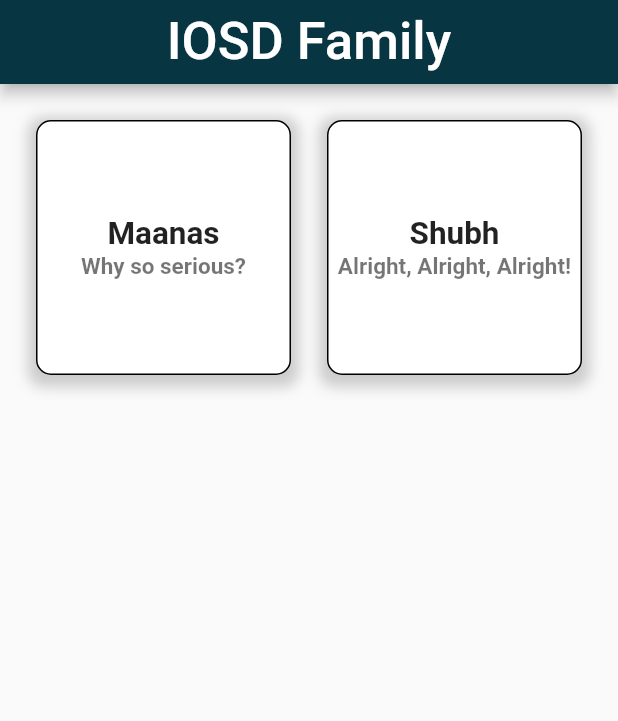
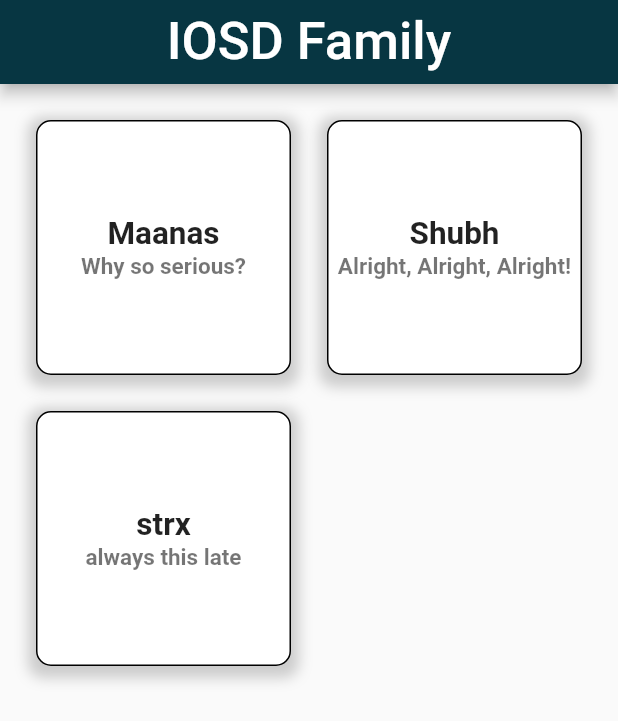
Before and after one commit to maanas-talwar/IOSD-dev-week, a Flutter app: the screen it shows after launch, on a phone screen of 412 x 824 dp. Shown: the top 721 px of the screen. Run offline on Flutter 3.47's test engine with Material 2 defaults, Android fonts, the phone set to English and light mode, and no system bars; drawn by our look-alikes of auto_size_text.

Commit message:
Update main.dart

```diff
--- a/lib/main.dart
+++ b/lib/main.dart
@@ -15,6 +15,7 @@ class MyApp extends StatelessWidget {
     allPeople = [Person("Maanas", "Why so serious?")];
     allPeople.add(Person("Shubh", "Alright, Alright, Alright!"));
 //    allPeople.add(Person("Shubh", "Why so serious?"));
+    allPeople.add(Person("strx", "always this late"));
 
     return MaterialApp(
       home: Scaffold(
```
